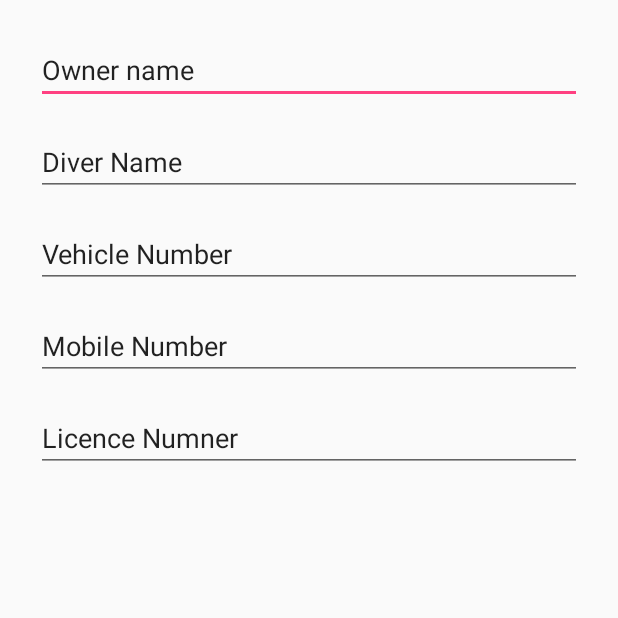
After one commit to hardik-bambhania/AutoMeter, an Android app: the AddDriverDetailsActivity screen opened directly, with no data from a screen before it, on a phone screen of 412 x 824 dp, the top half of it. The commit adds this screen. Run offline under Robolectric (Android 15) with nearby library versions, the phone set to English and light mode, and no system bars.

Commit message:
driver details activity

```diff
--- a/app/src/main/AndroidManifest.xml
+++ b/app/src/main/AndroidManifest.xml
@@ -33,7 +33,8 @@
                 <category android:name="android.intent.category.LAUNCHER" />
             </intent-filter>
         </activity>
-        <activity android:name=".ui.activity.SplashActivity"></activity>
+        <activity android:name=".ui.activity.SplashActivity" />
+        <activity android:name=".ui.activity.AddDriverDetailsActivity"></activity>
     </application>
 
 </manifest>
--- /dev/null
+++ b/app/src/main/java/com/rh/msu/autometer/ui/activity/AddDriverDetailsActivity.java
@@ -0,0 +1,15 @@
+package com.rh.msu.autometer.ui.activity;
+
+import android.os.Bundle;
+import android.support.v7.app.AppCompatActivity;
+
+import com.rh.msu.autometer.R;
+
+public class AddDriverDetailsActivity extends AppCompatActivity {
+
+    @Override
+    protected void onCreate(Bundle savedInstanceState) {
+        super.onCreate(savedInstanceState);
+        setContentView(R.layout.activity_add_driver_details);
+    }
+}
--- /dev/null
+++ b/app/src/main/res/layout/activity_add_driver_details.xml
@@ -0,0 +1,52 @@
+<?xml version="1.0" encoding="utf-8"?>
+<RelativeLayout xmlns:android="http://schemas.android.com/apk/res/android"
+    xmlns:tools="http://schemas.android.com/tools"
+    android:layout_width="match_parent"
+    android:layout_height="match_parent"
+    android:paddingBottom="@dimen/activity_vertical_margin"
+    android:paddingLeft="@dimen/activity_horizontal_margin"
+    android:paddingRight="@dimen/activity_horizontal_margin"
+    android:paddingTop="@dimen/activity_vertical_margin"
+    tools:context="com.rh.msu.autometer.ui.activity.AddDriverDetailsActivity">
+
+    <EditText
+        android:id="@+id/edtxt_owner_name"
+        android:layout_width="match_parent"
+        android:layout_height="wrap_content"
+        android:layout_margin="8dp"
+        android:text="@string/owner_name" />
+
+    <EditText
+        android:id="@+id/edtxt_driver_name"
+        android:layout_width="match_parent"
+        android:layout_height="wrap_content"
+        android:layout_below="@id/edtxt_owner_name"
+        android:layout_margin="8dp"
+        android:text="@string/diver_name" />
+
+    <EditText
+        android:id="@+id/edtxt_vehicle_number"
+        android:layout_width="match_parent"
+        android:layout_height="wrap_content"
+        android:layout_below="@id/edtxt_driver_name"
+        android:layout_margin="8dp"
+        android:text="@string/vehicle_number" />
+
+    <EditText
+        android:id="@+id/edtxt_driver_number"
+        android:layout_width="match_parent"
+        android:layout_height="wrap_content"
+        android:layout_margin="8dp"
+        android:layout_below="@id/edtxt_vehicle_number"
+        android:text="@string/mobile_number" />
+
+    <EditText
+        android:id="@+id/edtxt_licence_number"
+        android:layout_width="match_parent"
+        android:layout_margin="8dp"
+        android:layout_height="wrap_content"
+        android:layout_below="@id/edtxt_driver_number"
+        android:text="@string/licence_numner" />
+
+
+</RelativeLayout>
--- a/app/src/main/res/values/strings.xml
+++ b/app/src/main/res/values/strings.xml
@@ -5,4 +5,9 @@
     <!-- TODO: Remove or change this placeholder text -->
     <string name="hello_blank_fragment">Hello blank fragment</string>
     <string name="welcome">Welcome</string>
+    <string name="owner_name">Owner name</string>
+    <string name="diver_name">Diver Name</string>
+    <string name="vehicle_number">Vehicle Number</string>
+    <string name="mobile_number">Mobile Number</string>
+    <string name="licence_numner">Licence Numner</string>
 </resources>
```
